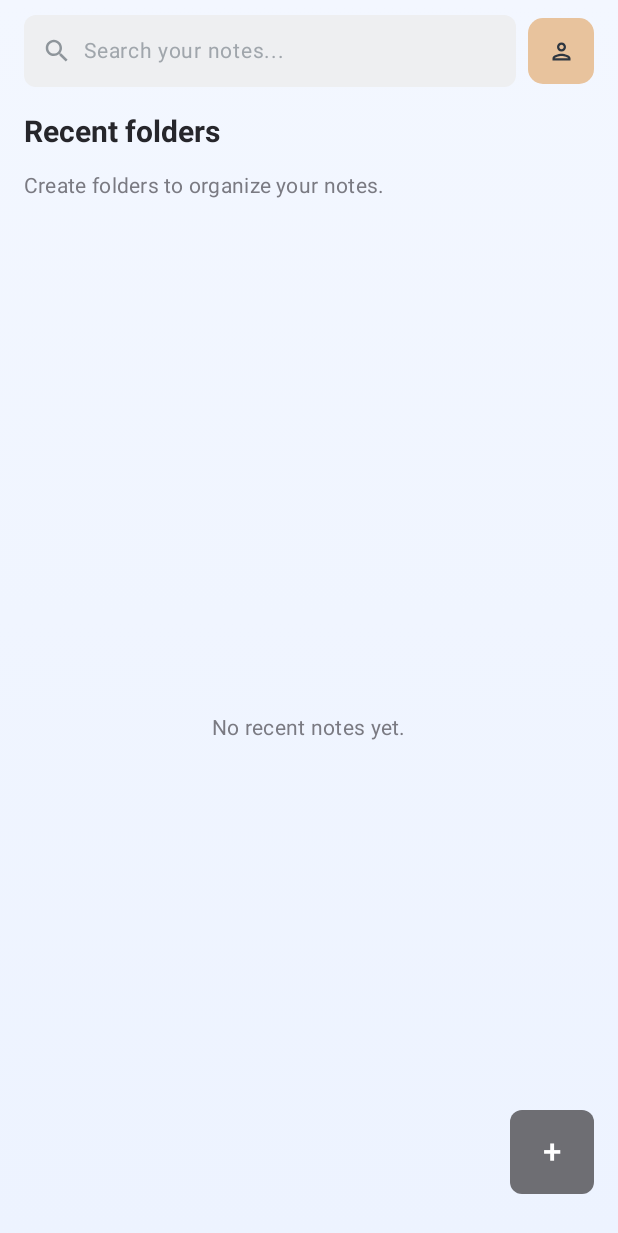
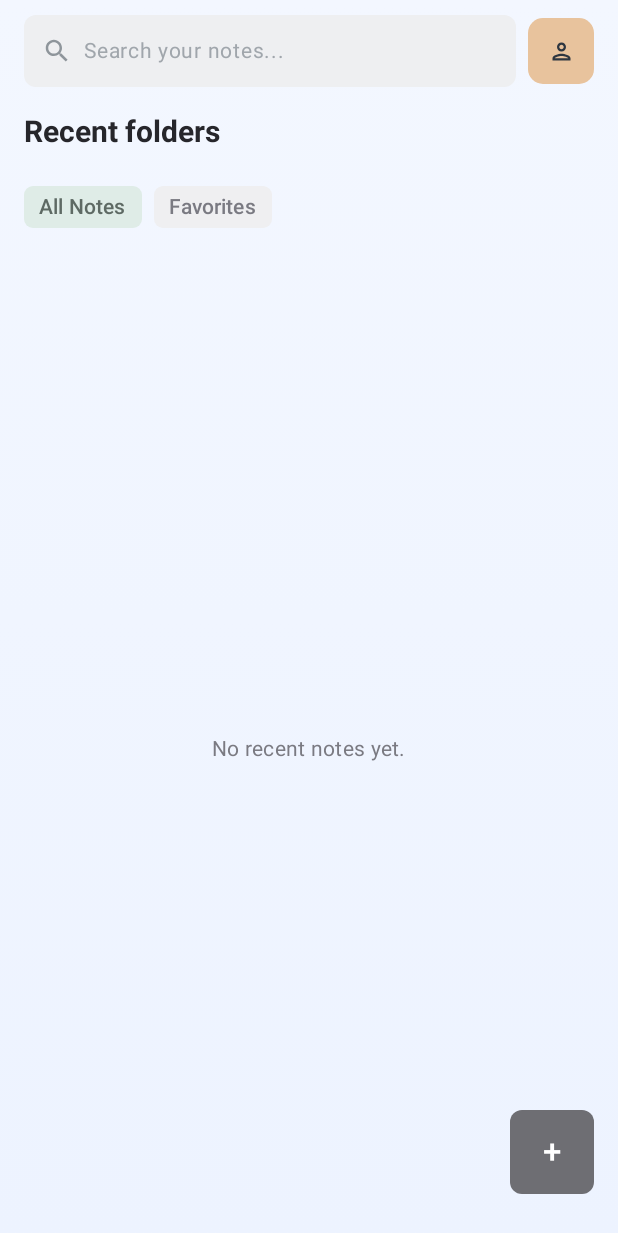
Before and after one commit to hwdavr/NotesTakingApp, an Android app built with Jetpack Compose: the HomeNotesScreen screen opened through its navigation route, on a phone screen of 412 x 824 dp. Shown: the top 1233 px of the screen. Run offline under Robolectric (Android 15) with nearby library versions, the light colour scheme and no system bars; our stand-ins replace Dagger/Hilt's generated code, Room's generated code; libraries missing offline, so code that uses them is left out: com.auth0.android; 2 statements that could not run were skipped.

Commit message:
feat: add folder filtering functionality to home screen with interactive chips

```diff
--- a/app/src/main/java/com/example/notesapp/ui/home/HomeNotesScreen.kt
+++ b/app/src/main/java/com/example/notesapp/ui/home/HomeNotesScreen.kt
@@ -111,7 +111,11 @@ fun HomeNotesScreen(
 
                 Spacer(modifier = Modifier.height(12.dp))
 
-                FolderChipsRow(items = state.recentFolders)
+                FolderChipsRow(
+                    items = state.recentFolders,
+                    selectedId = state.selectedFolderId,
+                    onSelect = { viewModel.selectFolder(it) }
+                )
 
                 Spacer(modifier = Modifier.height(12.dp))
 
@@ -166,38 +170,65 @@ fun HomeNotesScreen(
 }
 
 @Composable
-private fun FolderChipsRow(items: List<FolderUiModel>) {
-    if (items.isEmpty()) {
-        Text(
-            text = stringResource(R.string.home_folders_empty_state),
-            color = Color(0xFF7A7A82),
-            style = MaterialTheme.typography.bodyMedium
-        )
-        return
-    }
-
+private fun FolderChipsRow(
+    items: List<FolderUiModel>,
+    selectedId: String,
+    onSelect: (String) -> Unit
+) {
     Row(
         modifier = Modifier
             .fillMaxWidth()
             .horizontalScroll(rememberScrollState()),
         horizontalArrangement = Arrangement.spacedBy(8.dp)
     ) {
-        items.forEach { folder ->
+        // All Notes Pill
+        FolderPill(
+            id = "all_notes",
+            name = stringResource(R.string.folders_stat_all_notes),
+            isSelected = selectedId == "all_notes",
+            onClick = { onSelect("all_notes") }
+        )
+
+        // Favorites Pill
+        FolderPill(
+            id = "favorites",
+            name = stringResource(R.string.folders_stat_favorites),
+            isSelected = selectedId == "favorites",
+            onClick = { onSelect("favorites") }
+        )
+
+        items.filter { !it.name.equals("Favorites", ignoreCase = true) }.forEach { folder ->
+            FolderPill(
+                id = folder.id,
+                name = folder.name,
+                isSelected = selectedId == folder.id,
+                onClick = { onSelect(folder.id) }
+            )
+        }
+    }
+}
+
+@Composable
+private fun FolderPill(
+    id: String,
+    name: String,
+    isSelected: Boolean,
+    onClick: () -> Unit
+) {
     Surface(
+        onClick = onClick,
         shape = RoundedCornerShape(6.dp),
-                color = if (folder.isPrimary) Color(0xFFDFECE7) else Color(0xFFEFEFF1)
+        color = if (isSelected) Color(0xFFDFECE7) else Color(0xFFEFEFF1)
     ) {
         Text(
-                    text = folder.name,
+            text = name,
             modifier = Modifier.padding(horizontal = 10.dp, vertical = 4.dp),
-                    color = if (folder.isPrimary) Color(0xFF5E6A64) else Color(0xFF7A7A82),
+            color = if (isSelected) Color(0xFF5E6A64) else Color(0xFF7A7A82),
             style = MaterialTheme.typography.labelLarge.copy(
                 fontWeight = FontWeight.SemiBold,
                 fontSize = 14.sp
             )
         )
-            }
-        }
     }
 }
 
--- a/app/src/main/java/com/example/notesapp/ui/home/HomeUiState.kt
+++ b/app/src/main/java/com/example/notesapp/ui/home/HomeUiState.kt
@@ -12,5 +12,6 @@ data class FolderUiModel(
 data class HomeUiState(
     val recentNotes: List<NoteUiModel> = emptyList(),
     val recentFolders: List<FolderUiModel> = emptyList(),
+    val selectedFolderId: String = "all_notes",
     val isLoading: Boolean = false
 )
--- a/app/src/main/java/com/example/notesapp/ui/home/HomeViewModel.kt
+++ b/app/src/main/java/com/example/notesapp/ui/home/HomeViewModel.kt
@@ -7,6 +7,7 @@ import com.example.notesapp.domain.note.NoteRepository
 import com.example.notesapp.ui.notes.NoteUiModel
 import dagger.hilt.android.lifecycle.HiltViewModel
 import kotlinx.coroutines.launch
+import kotlinx.coroutines.flow.MutableStateFlow
 import kotlinx.coroutines.flow.SharingStarted
 import kotlinx.coroutines.flow.StateFlow
 import kotlinx.coroutines.flow.combine
@@ -19,23 +20,43 @@ class HomeViewModel @Inject constructor(
     private val folderRepository: FolderRepository
 ) : ViewModel() {
 
+    private val selectedFolderId = MutableStateFlow("all_notes")
+
     init {
         viewModelScope.launch {
             folderRepository.sync()
         }
     }
 
+    fun selectFolder(id: String) {
+        selectedFolderId.value = id
+    }
+
     val uiState: StateFlow<HomeUiState> = combine(
         noteRepository.getActiveNotes(),
-        folderRepository.getFolders()
-    ) { notes, folders ->
+        folderRepository.getFolders(),
+        selectedFolderId
+    ) { notes, folders, selectedId ->
+        val filteredNotes = when (selectedId) {
+            "all_notes" -> notes
+            "favorites" -> {
+                val favFolder = folders.find { it.name.equals("Favorites", ignoreCase = true) }
+                if (favFolder != null) {
+                    notes.filter { it.folderId == favFolder.id }
+                } else {
+                    emptyList()
+                }
+            }
+            else -> notes.filter { it.folderId == selectedId }
+        }
+
         val noteCountsByFolder = notes
             .mapNotNull { note -> note.folderId }
             .groupingBy { it }
             .eachCount()
 
         HomeUiState(
-            recentNotes = notes.take(5).map { note ->
+            recentNotes = filteredNotes.map { note ->
                 NoteUiModel(
                     id = note.id,
                     title = note.title,
@@ -43,17 +64,19 @@ class HomeViewModel @Inject constructor(
                     colorIndex = note.id.hashCode().mod(4).let { if (it < 0) it + 4 else it }
                 )
             },
-            recentFolders = folders.take(4).mapIndexed { index, folder ->
+            recentFolders = folders.map { folder ->
                 FolderUiModel(
                     id = folder.id,
                     name = folder.name,
                     noteCount = noteCountsByFolder[folder.id] ?: 0,
-                    isPrimary = index == 0
+                    isPrimary = folder.name.equals("Favorites", ignoreCase = true)
                 )
             },
+            selectedFolderId = selectedId,
             isLoading = false
         )
-    }.stateIn(
+    }
+.stateIn(
         scope = viewModelScope,
         started = SharingStarted.WhileSubscribed(5_000),
         initialValue = HomeUiState(isLoading = true)
```
Lines whose indentation alone changed are shown as unchanged.
